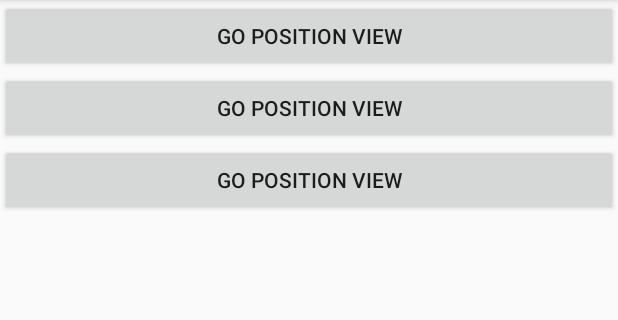
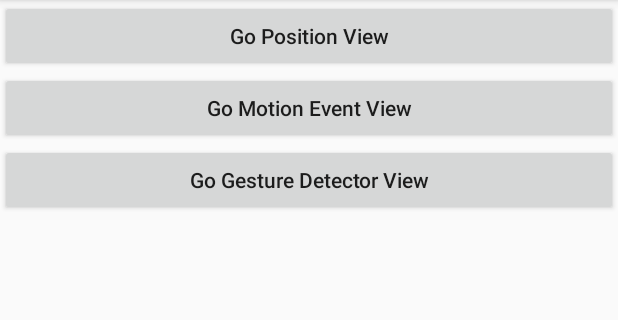
Before and after one commit to wentulu/Demo, an Android app: the screen it shows after launch (MainActivity), on a phone screen of 412 x 824 dp, the part 84-404 px from its top. Run offline under Robolectric (Android 15) with nearby library versions, the phone set to English and light mode, and no system bars.

Commit message:
GestureDetector

```diff
--- a/app/src/main/res/layout/activity_main.xml
+++ b/app/src/main/res/layout/activity_main.xml
@@ -18,12 +18,12 @@
         android:layout_width="wrap_content"
         android:layout_height="wrap_content"
         android:onClick="goMotionEvent"
-        android:text="Go Position View"/>
+        android:text="Go Motion Event View"/>
 
     <Button
         android:id="@+id/gesture_detector_btn"
         android:layout_width="wrap_content"
         android:layout_height="wrap_content"
         android:onClick="goGestureDetector"
-        android:text="Go Position View"/>
+        android:text="Go Gesture Detector View"/>
 </TableLayout>
--- a/app/src/main/res/values/styles.xml
+++ b/app/src/main/res/values/styles.xml
@@ -6,6 +6,7 @@
         <item name="colorPrimary">@color/colorPrimary</item>
         <item name="colorPrimaryDark">@color/colorPrimaryDark</item>
         <item name="colorAccent">@color/colorAccent</item>
+        <item name="android:textAllCaps">false</item>
     </style>
 
 </resources>
```
Also changed, not shown: app/src/main/java/com/example/ruiz/customviewdemo/gesturedetector/GestureDetectorView.java (+13 -1 lines).
